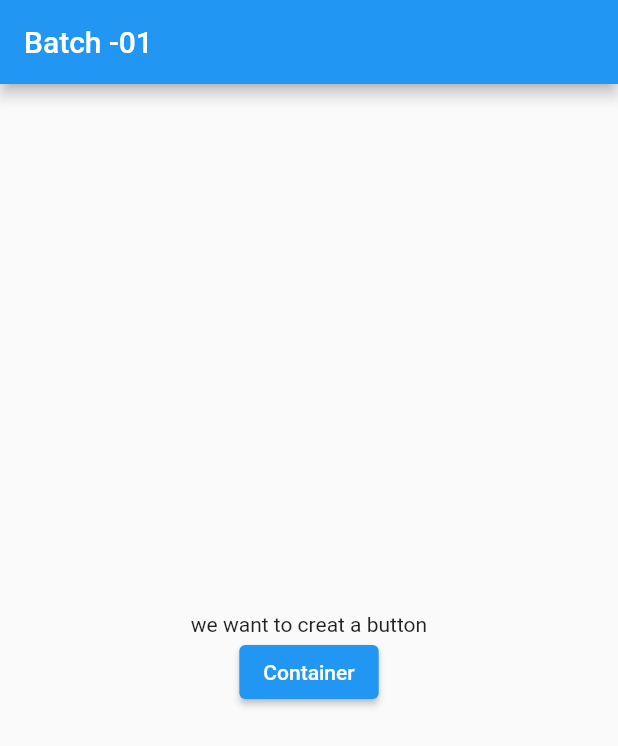
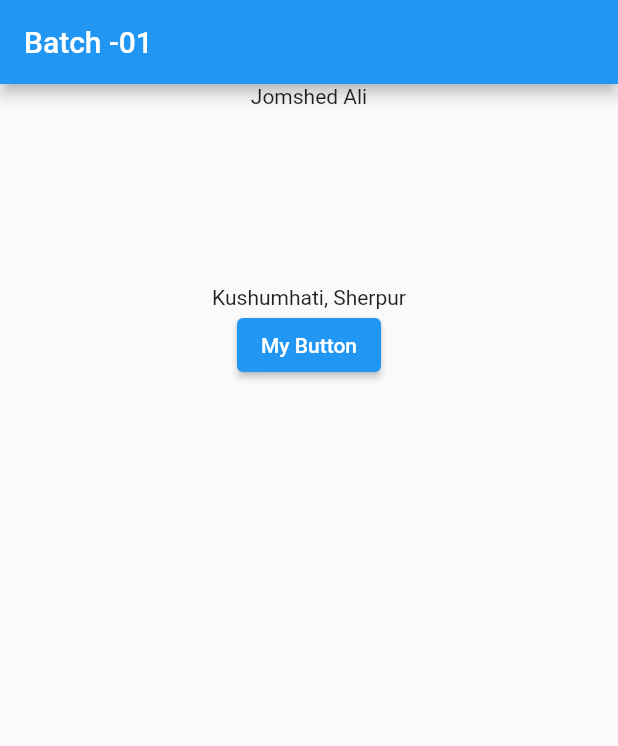
Before and after one commit to jihanislam007/ict_appdevelopment_batch_1, a Flutter app: the screen it shows after launch, on a phone screen of 412 x 824 dp. Shown: the top 746 px of the screen. Run offline on Flutter 3.47's test engine with Material 2 defaults, Android fonts, the phone set to English and light mode, and no system bars.

Commit message:
Class 14/8

```diff
--- a/lib/jomshedAli.dart
+++ b/lib/jomshedAli.dart
@@ -10,20 +10,29 @@ class jomshedAli extends StatelessWidget {
           title: Text("Batch -01"),
         ),
         body: SafeArea(
-          child: Center(
             child: Column(
-              mainAxisAlignment: MainAxisAlignment.center,
-              children: [
-                Text("we want to creat a button"),
-                ElevatedButton(
-                    onPressed: () {
-                      print("pressed me...");
-                      Navigator.push(context, MaterialPageRoute(builder: (context) => Containers()));
-                    },
-                    child: Text("Container"))
-              ],
+          //mainAxisAlignment: MainAxisAlignment.center,
+          children: [
+
+            Text("Jomshed Ali"),
+
+            Padding(
+              padding: const EdgeInsets.only(top: 118),
+              child: Text("Kushumhati, Sherpur"),
             ),
-          ),
-        ));
+            //SizedBox(height: 300,),
+            Center(
+              child: ElevatedButton(
+                  onPressed: () {
+                    //print("Pressed mee.....");
+                    Navigator.push(context,
+                        MaterialPageRoute(builder: (context) => Containers()));
+                  },
+                  child: Text("My Button")),
+            ),
+
+
+          ],
+        )));
   }
 }
--- a/lib/main.dart
+++ b/lib/main.dart
@@ -1,5 +1,7 @@
 import 'package:flutter/material.dart';
+
 import 'jomshedAli.dart';
+
 
 void main() {
   runApp(MyApp());
```
